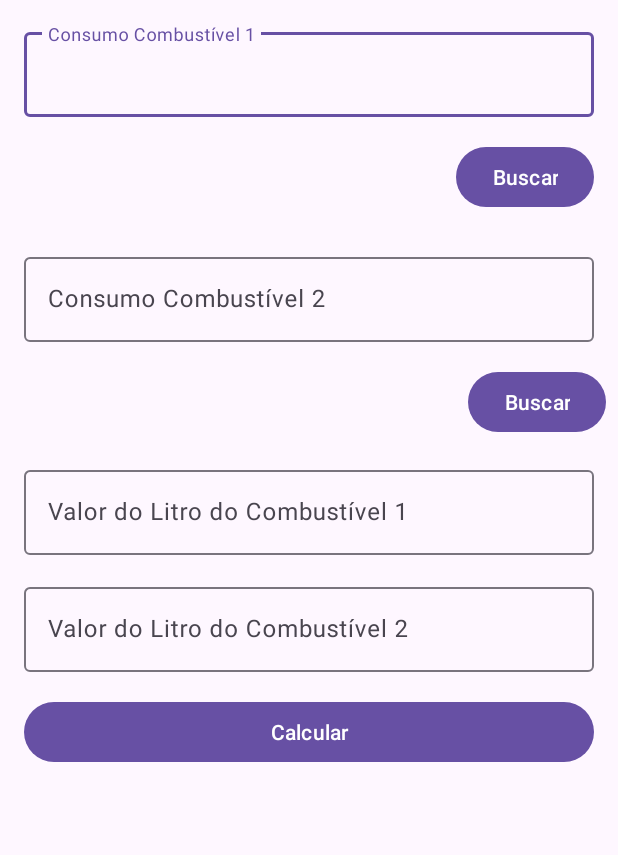
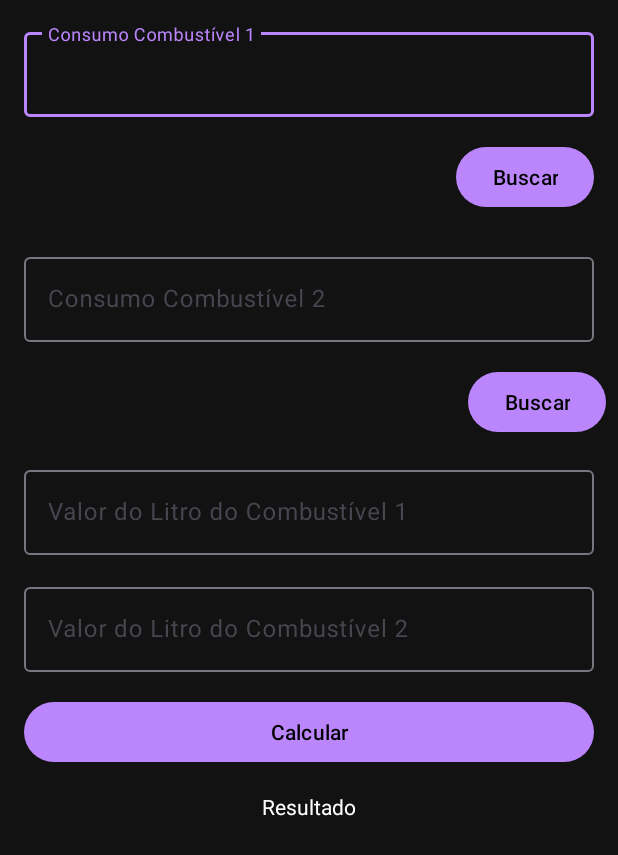
Before and after one commit to DouglasValerio/FlexCalculator, an Android app: the layout activity_main.xml on its own in the app's theme, with its tools: preview values and no code run, on a phone screen of 412 x 824 dp. Shown: the top 855 px of the screen. Run offline under Robolectric (Android 15) with nearby library versions, the phone set to English and light mode, and no system bars.

Commit message:
add options list and handle selected values

```diff
--- a/app/src/main/AndroidManifest.xml
+++ b/app/src/main/AndroidManifest.xml
@@ -10,8 +10,11 @@
         android:label="@string/app_name"
         android:roundIcon="@mipmap/ic_launcher_round"
         android:supportsRtl="true"
-        android:theme="@style/Theme.FlexCalculator"
+        android:theme="@style/Theme.Dark"
         tools:targetApi="31">
+        <activity
+            android:name=".FuelOptionsActivity"
+            android:exported="false" />
         <activity
             android:name=".MainActivity"
             android:exported="true">
--- /dev/null
+++ b/app/src/main/java/info/codementor/flexcalculator/models/FuelOptionModel.kt
@@ -0,0 +1,3 @@
+package info.codementor.flexcalculator.models
+
+data class FuelOptionModel(val label: String, val unit: String, val consumption: String)
--- a/app/src/main/res/layout/activity_main.xml
+++ b/app/src/main/res/layout/activity_main.xml
@@ -17,6 +17,7 @@
             android:layout_width="wrap_content"
             android:layout_height="wrap_content"
             android:layout_marginTop="16dp"
+            android:text="Resultado"
             app:layout_constraintEnd_toEndOf="@+id/evaluateBestFuelButton"
             app:layout_constraintStart_toStartOf="@+id/evaluateBestFuelButton"
             app:layout_constraintTop_toBottomOf="@+id/evaluateBestFuelButton" />
@@ -36,6 +37,9 @@
                 android:id="@+id/baseFuelInputField"
                 android:layout_width="match_parent"
                 android:layout_height="wrap_content"
+                android:inputType="numberDecimal"
+                android:imeOptions="actionDone"
+                android:textColor="?android:textColor"
                 android:hint="Consumo Combustível 1" />
 
         </com.google.android.material.textfield.TextInputLayout>
@@ -46,6 +50,7 @@
             android:layout_height="wrap_content"
             android:layout_marginTop="16dp"
             android:text="Buscar"
+
             app:layout_constraintEnd_toEndOf="@+id/baseFuelInputContainer"
             app:layout_constraintTop_toBottomOf="@+id/baseFuelInputContainer" />
 
@@ -64,6 +69,9 @@
                 android:id="@+id/compareFuelInputField"
                 android:layout_width="match_parent"
                 android:layout_height="wrap_content"
+                android:inputType="numberDecimal"
+                android:imeOptions="actionDone"
+                android:textColor="?android:textColor"
                 android:hint="Consumo Combustível 2" />
         </com.google.android.material.textfield.TextInputLayout>
 
@@ -91,6 +99,9 @@
                 android:id="@+id/baseFuelPriceInputField"
                 android:layout_width="match_parent"
                 android:layout_height="wrap_content"
+                android:inputType="numberDecimal"
+                android:imeOptions="actionDone"
+                android:textColor="?android:textColor"
                 android:hint="Valor do Litro do Combustível 1" />
         </com.google.android.material.textfield.TextInputLayout>
 
@@ -109,6 +120,9 @@
                 android:id="@+id/compareFuelPriceInputField"
                 android:layout_width="match_parent"
                 android:layout_height="wrap_content"
+                android:inputType="numberDecimal"
+                android:imeOptions="actionDone"
+                android:textColor="?android:textColor"
                 android:hint="Valor do Litro do Combustível 2" />
         </com.google.android.material.textfield.TextInputLayout>
 
--- a/app/src/main/res/values/colors.xml
+++ b/app/src/main/res/values/colors.xml
@@ -1,5 +1,19 @@
-<?xml version="1.0" encoding="utf-8"?>
 <resources>
-    <color name="black">#FF000000</color>
-    <color name="white">#FFFFFFFF</color>
+    <!-- Light Theme Colors -->
+    <color name="colorPrimaryLight">#6200EE</color>
+    <color name="colorPrimaryLightVariant">#3700B3</color>
+    <color name="colorOnPrimaryLight">#FFFFFF</color>
+    <color name="colorSecondaryLight">#03DAC6</color>
+    <color name="colorSecondaryLightVariant">#018786</color>
+    <color name="colorOnSecondaryLight">#000000</color>
+    <color name="windowBackgroundLight">#FFFFFF</color>
+
+    <!-- Dark Theme Colors -->
+    <color name="colorPrimaryDark">#BB86FC</color>
+    <color name="colorPrimaryDarkVariant">#3700B3</color>
+    <color name="colorOnPrimaryDark">#000000</color>
+    <color name="colorSecondaryDark">#03DAC6</color>
+    <color name="colorSecondaryDarkVariant">#018786</color>
+    <color name="colorOnSecondaryDark">#000000</color>
+    <color name="windowBackgroundDark">#121212</color>
 </resources>
--- a/app/src/main/res/values/themes.xml
+++ b/app/src/main/res/values/themes.xml
@@ -1,9 +1,34 @@
 <resources xmlns:tools="http://schemas.android.com/tools">
     <!-- Base application theme. -->
     <style name="Base.Theme.FlexCalculator" parent="Theme.Material3.DayNight.NoActionBar">
-        <!-- Customize your light theme here. -->
-        <!-- <item name="colorPrimary">@color/my_light_primary</item> -->
+        <item name="colorPrimary">@color/colorPrimaryLight</item>
+        <item name="android:textColor">@color/colorOnSecondaryDark</item>
+        <item name="colorPrimaryVariant">@color/colorPrimaryLightVariant</item>
+        <item name="colorOnPrimary">@color/colorOnPrimaryLight</item>
+        <item name="colorSecondary">@color/colorSecondaryLight</item>
+        <item name="colorSecondaryVariant">@color/colorSecondaryLightVariant</item>
+        <item name="colorOnSecondary">@color/colorOnSecondaryLight</item>
     </style>
 
-    <style name="Theme.FlexCalculator" parent="Base.Theme.FlexCalculator" />
+    <style name="Theme.Light" parent="Base.Theme.FlexCalculator">
+        <item name="colorPrimary">@color/colorPrimaryLight</item>
+        <item name="colorPrimaryVariant">@color/colorPrimaryLightVariant</item>
+        <item name="android:textColor">@color/colorOnSecondaryDark</item>
+        <item name="colorOnPrimary">@color/colorOnPrimaryLight</item>
+        <item name="colorSecondary">@color/colorSecondaryLight</item>
+        <item name="colorSecondaryVariant">@color/colorSecondaryLightVariant</item>
+        <item name="colorOnSecondary">@color/colorOnSecondaryLight</item>
+        <item name="android:windowBackground">@color/windowBackgroundLight</item>
+    </style>
+    <style name="Theme.Dark" parent="Theme.Material3.DayNight.NoActionBar">
+        <item name="colorPrimary">@color/colorPrimaryDark</item>
+        <item name="colorPrimaryVariant">@color/colorPrimaryDarkVariant</item>
+        <item name="android:textColor">@color/colorOnPrimaryLight</item>
+        <item name="android:textColorHint">@color/colorOnPrimaryLight</item>
+        <item name="colorOnPrimary">@color/colorOnPrimaryDark</item>
+        <item name="colorSecondary">@color/colorSecondaryDark</item>
+        <item name="colorSecondaryVariant">@color/colorSecondaryDarkVariant</item>
+        <item name="colorOnSecondary">@color/colorOnSecondaryDark</item>
+        <item name="android:windowBackground">@color/windowBackgroundDark</item>
+    </style>
 </resources>
```
Also changed, not shown: app/src/main/java/info/codementor/flexcalculator/FuelOptionsActivity.kt (added, +40 -0 lines), app/src/main/java/info/codementor/flexcalculator/MainActivity.kt (+73 -11 lines), app/src/main/java/info/codementor/flexcalculator/adapters/FuelOptionAdapter.kt (added, +34 -0 lines), app/src/main/res/layout/activity_fuel_options.xml (added, +8 -0 lines), app/src/main/res/layout/fuel_option_item.xml (added, +21 -0 lines), app/src/main/res/values-night/themes.xml (+9 -2 lines), app/src/main/res/values/fuel_options.xml (added, +21 -0 lines).
